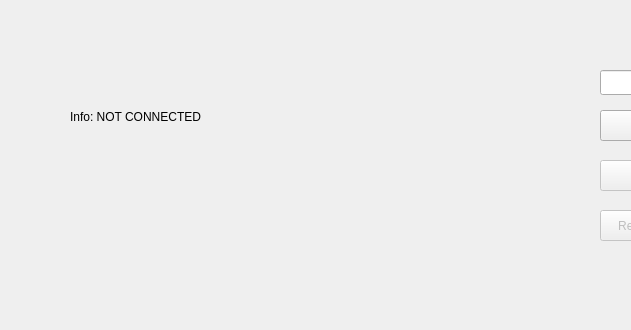
Qt form DroneStatsServer/mainwindow.ui (kola1197/DroneApp) before a commit; both pictures show x 0 to 631 and y 270 to 600 of the 800 by 600 pixel window.
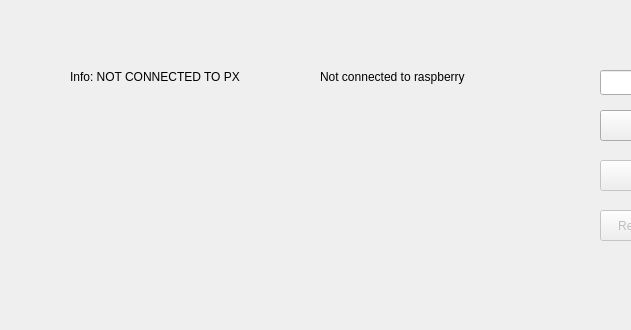
The same form after that commit.

```diff
--- a/DroneStatsServer/mainwindow.ui
+++ b/DroneStatsServer/mainwindow.ui
@@ -50,13 +50,13 @@
     <property name="geometry">
      <rect>
       <x>70</x>
-      <y>380</y>
-      <width>241</width>
-      <height>141</height>
+      <y>340</y>
+      <width>221</width>
+      <height>171</height>
      </rect>
     </property>
     <property name="text">
-     <string>Info: NOT CONNECTED</string>
+     <string>Info: NOT CONNECTED TO PX</string>
     </property>
     <property name="alignment">
      <set>Qt::AlignLeading|Qt::AlignLeft|Qt::AlignTop</set>
@@ -139,6 +139,22 @@
      <set>Qt::AlignCenter</set>
     </property>
    </widget>
+   <widget class="QLabel" name="infoLabelRPI">
+    <property name="geometry">
+     <rect>
+      <x>320</x>
+      <y>340</y>
+      <width>221</width>
+      <height>171</height>
+     </rect>
+    </property>
+    <property name="text">
+     <string>Not connected to raspberry</string>
+    </property>
+    <property name="alignment">
+     <set>Qt::AlignLeading|Qt::AlignLeft|Qt::AlignTop</set>
+    </property>
+   </widget>
   </widget>
   <widget class="QMenuBar" name="menubar">
    <property name="geometry">
```
